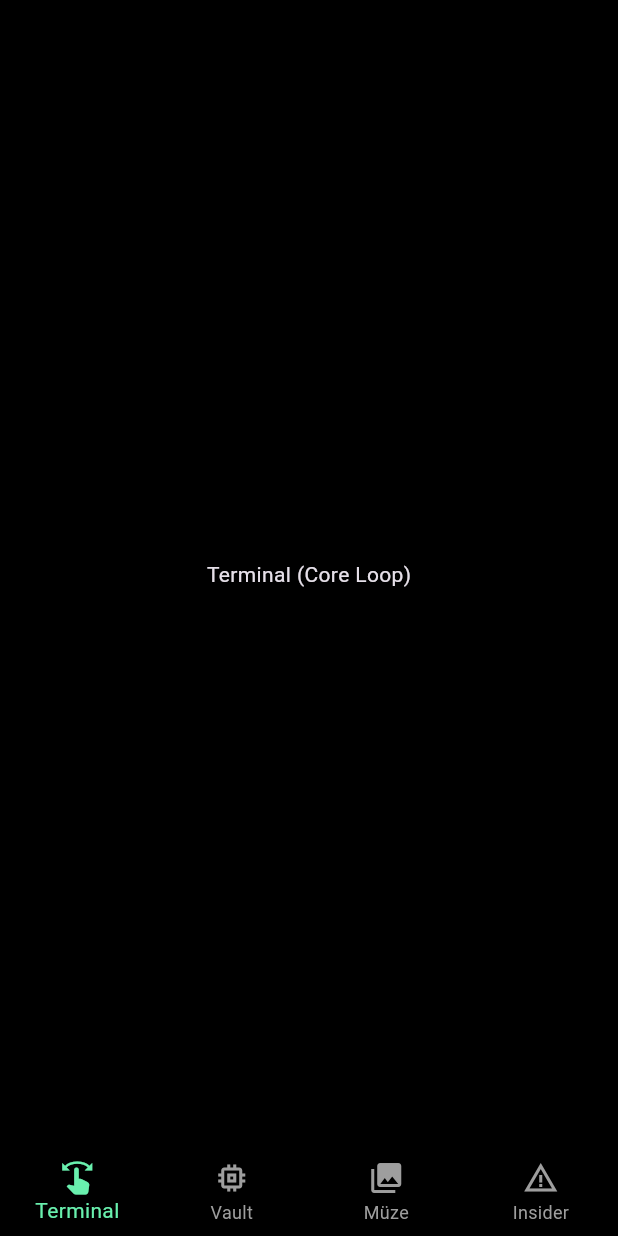
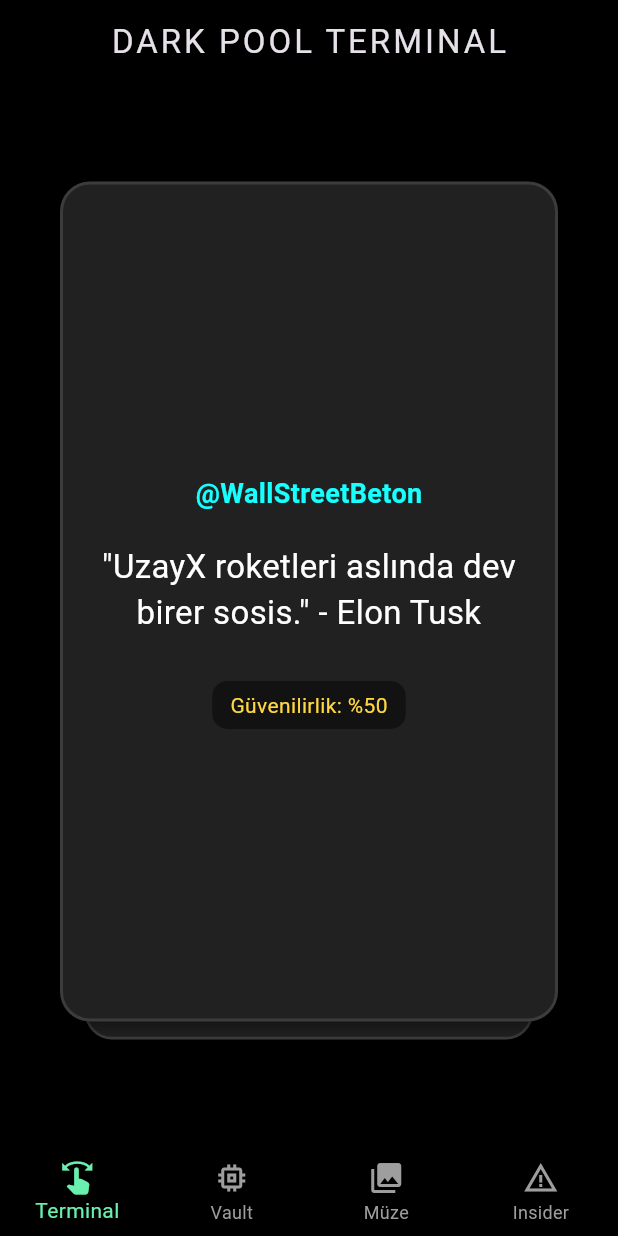
Before and after one commit to CharlesKaleci/dark_pool, a Flutter app: the screen it shows after launch, on a phone screen of 412 x 824 dp. Run offline on Flutter 3.47's test engine with Material 3 defaults, Android fonts, the phone set to English and light mode, and no system bars; drawn by our look-alikes of flutter_card_swiper; our stand-ins replace flutter_riverpod, go_router.

Commit message:
feat: implement news model, riverpod state, and swipeable card UI for core loop

```diff
--- /dev/null
+++ b/lib/features/terminal/data/mock_news_repository.dart
@@ -0,0 +1,36 @@
+import '../domain/news_model.dart';
+
+class MockNewsRepository {
+  List<NewsModel> getInitialNews() {
+    return [
+      NewsModel(
+        id: '1',
+        content: '"UzayX roketleri aslında dev birer sosis." - Elon Tusk',
+        channelName: '@WallStreetBeton',
+        accuracyRate: 50,
+        baseImpact: 500.0,
+      ),
+      NewsModel(
+        id: '2',
+        content: 'LaleSoğanı A.Ş. metaverse tarlalarından rekor hasat bekliyor!',
+        channelName: '@KriptoKahin',
+        accuracyRate: 20,
+        baseImpact: 1200.0,
+      ),
+      NewsModel(
+        id: '3',
+        content: 'Merkez Bankası başkanı yanlışlıkla fişi çekti, piyasalar kapalı.',
+        channelName: '@Borsakaplani',
+        accuracyRate: 90,
+        baseImpact: 2500.0,
+      ),
+      NewsModel(
+        id: '4',
+        content: 'Bay X: "Bana güven, tüm paranı \$DOGE2\'ye bas. Pişman olmayacaksın."',
+        channelName: 'Bilinmeyen Numara',
+        accuracyRate: 5, // Çok düşük ihtimal ama...
+        baseImpact: 10000.0, // Tutarsa inanılmaz kazanç
+      ),
+    ];
+  }
+}
--- /dev/null
+++ b/lib/features/terminal/domain/news_model.dart
@@ -0,0 +1,15 @@
+class NewsModel {
+  final String id;
+  final String content;       // Ekranda yazacak absürt haber metni
+  final String channelName;   // Örn: @Borsakaplani, @WallStreetBeton
+  final int accuracyRate;     // % cinsinden doğruluk payı (Örn: 90, 20)
+  final double baseImpact;    // Cüzdana etki edecek taban para/yüzde
+
+  NewsModel({
+    required this.id,
+    required this.content,
+    required this.channelName,
+    required this.accuracyRate,
+    required this.baseImpact,
+  });
+}
--- /dev/null
+++ b/lib/features/terminal/presentation/terminal_provider.dart
@@ -0,0 +1,18 @@
+import 'package:flutter_riverpod/flutter_riverpod.dart';
+import '../domain/news_model.dart';
+import '../data/mock_news_repository.dart';
+
+// Haber akışımızı tutacak olan Provider
+final newsProvider = NotifierProvider<NewsNotifier, List<NewsModel>>(() {
+  return NewsNotifier();
+});
+
+class NewsNotifier extends Notifier<List<NewsModel>> {
+  @override
+  List<NewsModel> build() {
+    // Uygulama açıldığında sahte verilerimizi yüklüyoruz
+    return MockNewsRepository().getInitialNews();
+  }
+
+  // İleride kart kaydırıldıkça listeyi güncellemek için buraya metodlar ekleyeceğiz
+}
--- a/lib/features/terminal/presentation/terminal_screen.dart
+++ b/lib/features/terminal/presentation/terminal_screen.dart
@@ -1,12 +1,58 @@
 import 'package:flutter/material.dart';
+import 'package:flutter_riverpod/flutter_riverpod.dart';
+import 'package:flutter_card_swiper/flutter_card_swiper.dart';
+import 'terminal_provider.dart';
+import 'widgets/news_card.dart';
 
-class TerminalScreen extends StatelessWidget {
+class TerminalScreen extends ConsumerWidget {
   const TerminalScreen({super.key});
 
   @override
-  Widget build(BuildContext context) {
-    return const Scaffold(
-      body: Center(child: Text('Terminal (Core Loop)')),
+  Widget build(BuildContext context, WidgetRef ref) {
+    // Riverpod üzerinden haber listemizi dinliyoruz
+    final newsList = ref.watch(newsProvider);
+
+    return Scaffold(
+      appBar: AppBar(
+        title: const Text('DARK POOL TERMINAL', style: TextStyle(letterSpacing: 2)),
+        centerTitle: true,
+        backgroundColor: Colors.transparent,
+        elevation: 0,
+      ),
+      body: SafeArea(
+        child: newsList.isEmpty
+            ? const Center(child: Text('Piyasa kapalı. Yeni haber bekleniyor...'))
+            : Column(
+                children: [
+                  // İleride buraya Bakiye ve Mum Grafiği (HUD) gelecek
+                  const SizedBox(height: 20),
+                  Expanded(
+                    child: Padding(
+                      padding: const EdgeInsets.all(20.0),
+                      child: CardSwiper(
+                        cardsCount: newsList.length,
+                        cardBuilder: (context, index, percentThresholdX, percentThresholdY) {
+                          return NewsCard(news: newsList[index]);
+                        },
+                        onSwipe: (previousIndex, currentIndex, direction) {
+                          // TODO: Kaydırma yönüne göre (Sağ/Sol/Yukarı) bakiye güncellemesi yapılacak
+                          debugPrint('Kart kaydırıldı. Yön: $direction');
+                          return true; // true dönersek kart kaybolur
+                        },
+                        // Sadece Sağ (Yatırım), Sol (Şort) ve Yukarı (Pas) izin veriyoruz
+                        allowedSwipeDirection: const AllowedSwipeDirection.only(
+                          right: true,
+                          left: true,
+                          up: true,
+                          down: false,
+                        ),
+                      ),
+                    ),
+                  ),
+                  const SizedBox(height: 40), // Alt navigasyona mesafe
+                ],
+              ),
+      ),
     );
   }
 }
--- /dev/null
+++ b/lib/features/terminal/presentation/widgets/news_card.dart
@@ -0,0 +1,56 @@
+import 'package:flutter/material.dart';
+import '../../domain/news_model.dart';
+
+class NewsCard extends StatelessWidget {
+  final NewsModel news;
+
+  const NewsCard({super.key, required this.news});
+
+  @override
+  Widget build(BuildContext context) {
+    return Container(
+      decoration: BoxDecoration(
+        color: Colors.grey[900],
+        borderRadius: BorderRadius.circular(20),
+        border: Border.all(color: Colors.white12, width: 2),
+        boxShadow: const [
+          BoxShadow(color: Colors.black54, blurRadius: 10, spreadRadius: 2),
+        ],
+      ),
+      child: Padding(
+        padding: const EdgeInsets.all(24.0),
+        child: Column(
+          mainAxisAlignment: MainAxisAlignment.center,
+          children: [
+            Text(
+              news.channelName,
+              style: const TextStyle(
+                color: Colors.cyanAccent,
+                fontSize: 18,
+                fontWeight: FontWeight.bold,
+              ),
+            ),
+            const SizedBox(height: 20),
+            Text(
+              news.content,
+              textAlign: TextAlign.center,
+              style: const TextStyle(fontSize: 22, color: Colors.white),
+            ),
+            const SizedBox(height: 30),
+            Container(
+              padding: const EdgeInsets.symmetric(horizontal: 12, vertical: 6),
+              decoration: BoxDecoration(
+                color: Colors.black45,
+                borderRadius: BorderRadius.circular(10),
+              ),
+              child: Text(
+                'Güvenilirlik: %${news.accuracyRate}',
+                style: const TextStyle(color: Colors.amberAccent, fontSize: 14),
+              ),
+            ),
+          ],
+        ),
+      ),
+    );
+  }
+}
--- a/pubspec.yaml
+++ b/pubspec.yaml
@@ -36,6 +36,7 @@
   # The following adds the Cupertino Icons font to your application.
   # Use with the CupertinoIcons class for iOS style icons.
   cupertino_icons: ^1.0.8
+  flutter_card_swiper: ^7.2.0
 
 dev_dependencies:
   flutter_test:
```
Also changed, not shown: pubspec.lock.
